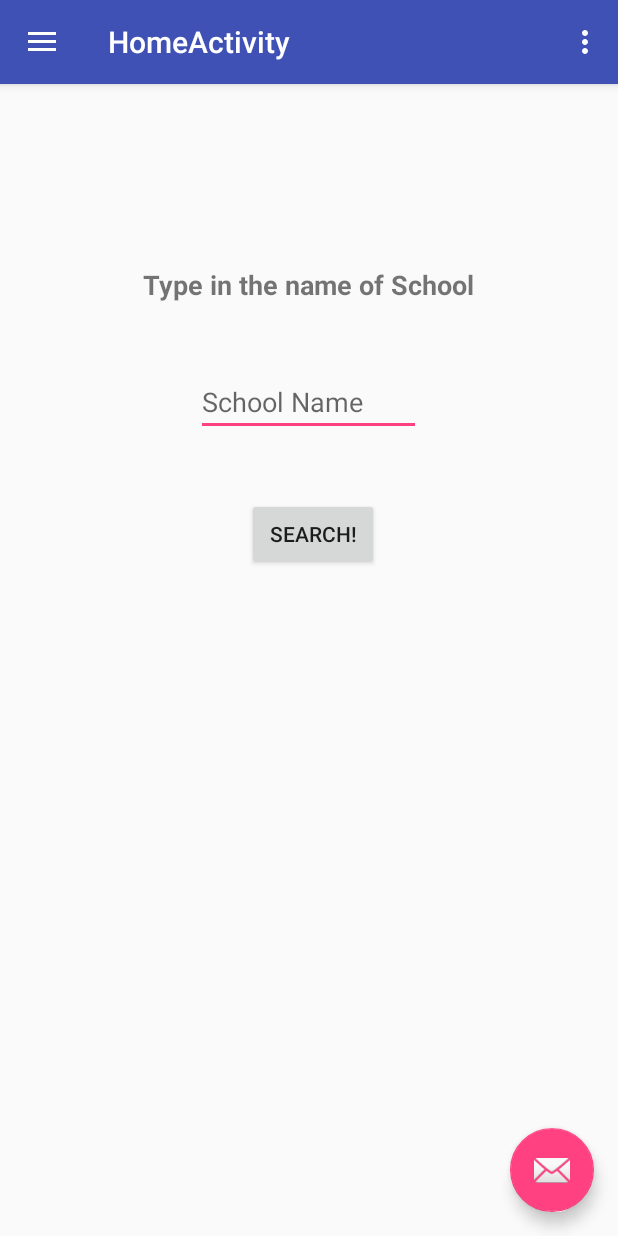
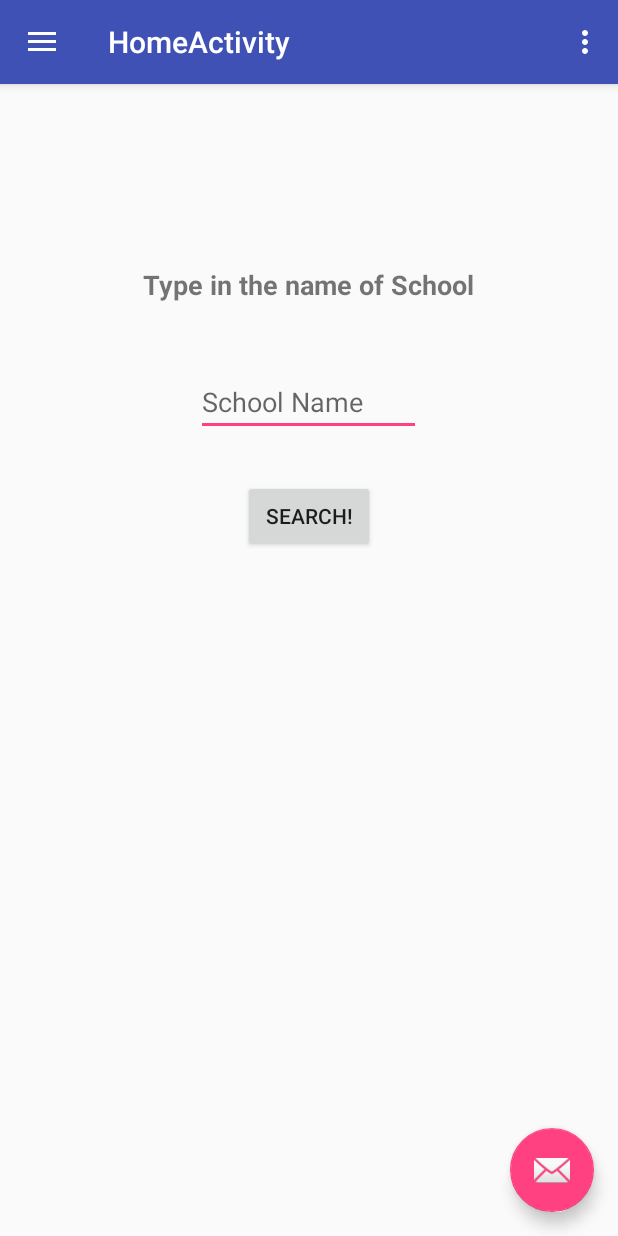
Before and after one commit to LucidchartMarketplace/Test, an Android app: the HomeActivity screen opened directly, with no data from a screen before it, on a phone screen of 412 x 824 dp. Run offline under Robolectric (Android 15) with nearby library versions, the phone set to English and light mode, and no system bars; 1 statement that could not run was skipped.

Commit message:
"create logic, school activity, clean up useless layout"

```diff
--- a/app/src/main/java/studyelephant/com/studyelephant/HomeActivity.java
+++ b/app/src/main/java/studyelephant/com/studyelephant/HomeActivity.java
@@ -12,10 +12,13 @@ import android.support.v7.app.AppCompatActivity;
 import android.support.v7.widget.Toolbar;
 import android.view.Menu;
 import android.view.MenuItem;
+import android.widget.Button;
+import android.widget.EditText;
 
 public class HomeActivity extends AppCompatActivity
         implements NavigationView.OnNavigationItemSelectedListener {
 
+    private EditText school_name_text = (EditText) findViewById(R.id.school_name_input);
     @Override
     protected void onCreate(Bundle savedInstanceState) {
         super.onCreate(savedInstanceState);
@@ -40,7 +43,27 @@ public class HomeActivity extends AppCompatActivity
 
         NavigationView navigationView = (NavigationView) findViewById(R.id.nav_view);
         navigationView.setNavigationItemSelectedListener(this);
+
+        Button search_button = (Button) findViewById(R.id.search_start_button);
+        search_button.setOnClickListener(new View.OnClickListener() {
+            @Override
+            public void onClick(View v) {
+
+                String school_name = school_name_text.getText().toString().trim();
+                if (school_name.isEmpty() || school_name.length() == 0 || school_name.equals("") || school_name == null) {
+                    //add things for invalid school name
+                }else{
+                    searchSchool(school_name);
+                }
+            }
+        });
+
     }
+
+    public void searchSchool(String school_name){
+        // fire to the server and get the information to create the next activity
+    }
+
 
     @Override
     public void onBackPressed() {
--- a/app/src/main/res/layout/content_home2.xml
+++ b/app/src/main/res/layout/content_home2.xml
@@ -52,13 +52,14 @@
             android:hint="School Name" />
 
         <Button
-            android:id="@+id/search_button"
+            android:id="@+id/search_start_button"
             android:layout_width="wrap_content"
             android:layout_height="wrap_content"
-            android:layout_alignEnd="@+id/school_name_input"
+            android:layout_marginTop="29dp"
+            android:text="Search!"
             android:layout_below="@+id/school_name_input"
-            android:layout_marginEnd="28dp"
-            android:layout_marginTop="41dp"
-            android:text="Search!" />
+            android:layout_centerHorizontal="true" />
+
+
     </RelativeLayout>
 </android.support.constraint.ConstraintLayout>
--- a/app/src/main/res/values/strings.xml
+++ b/app/src/main/res/values/strings.xml
@@ -107,4 +107,5 @@
 
     <string name="navigation_drawer_open">Open navigation drawer</string>
     <string name="navigation_drawer_close">Close navigation drawer</string>
+    <string name="title_activity_school_info">SchoolInfoActivity</string>
 </resources>
```
Also changed, not shown: app/src/main/AndroidManifest.xml (+12 -9 lines), app/src/main/java/studyelephant/com/studyelephant/SchoolInfoActivity.java (added, +28 -0 lines), app/src/main/res/layout/activity_school_info.xml (renamed from app/src/main/res/layout/activity_home.xml, +15 -16 lines), app/src/main/res/layout/content_school_info.xml (renamed from app/src/main/res/layout/content_home.xml, +4 -5 lines), app/src/main/res/menu/menu_school_info.xml (added, +10 -0 lines), app/src/main/res/values/styles.xml (+5 -2 lines).
